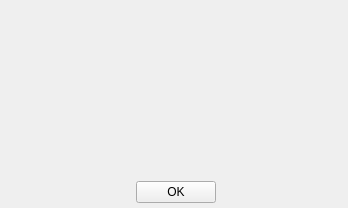
Before: the Qt Designer form src/aboutdialog.ui in loimu/exo, drawn with Qt 5.
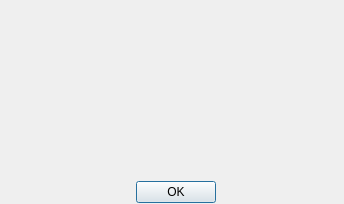
After: the same form once the commit is applied. Icons and pictures are not drawn.

What changed in the file:
```diff
--- a/src/aboutdialog.ui
+++ b/src/aboutdialog.ui
@@ -6,8 +6,8 @@
    <rect>
     <x>0</x>
     <y>0</y>
-    <width>348</width>
-    <height>208</height>
+    <width>344</width>
+    <height>204</height>
    </rect>
   </property>
   <property name="sizePolicy">
@@ -56,6 +56,12 @@
         <property name="text">
          <string>OK</string>
         </property>
+        <property name="autoDefault">
+         <bool>true</bool>
+        </property>
+        <property name="default">
+         <bool>true</bool>
+        </property>
        </widget>
       </item>
       <item>
```
Left out of the diff: 3 changed lines with no effect on the pictures.
